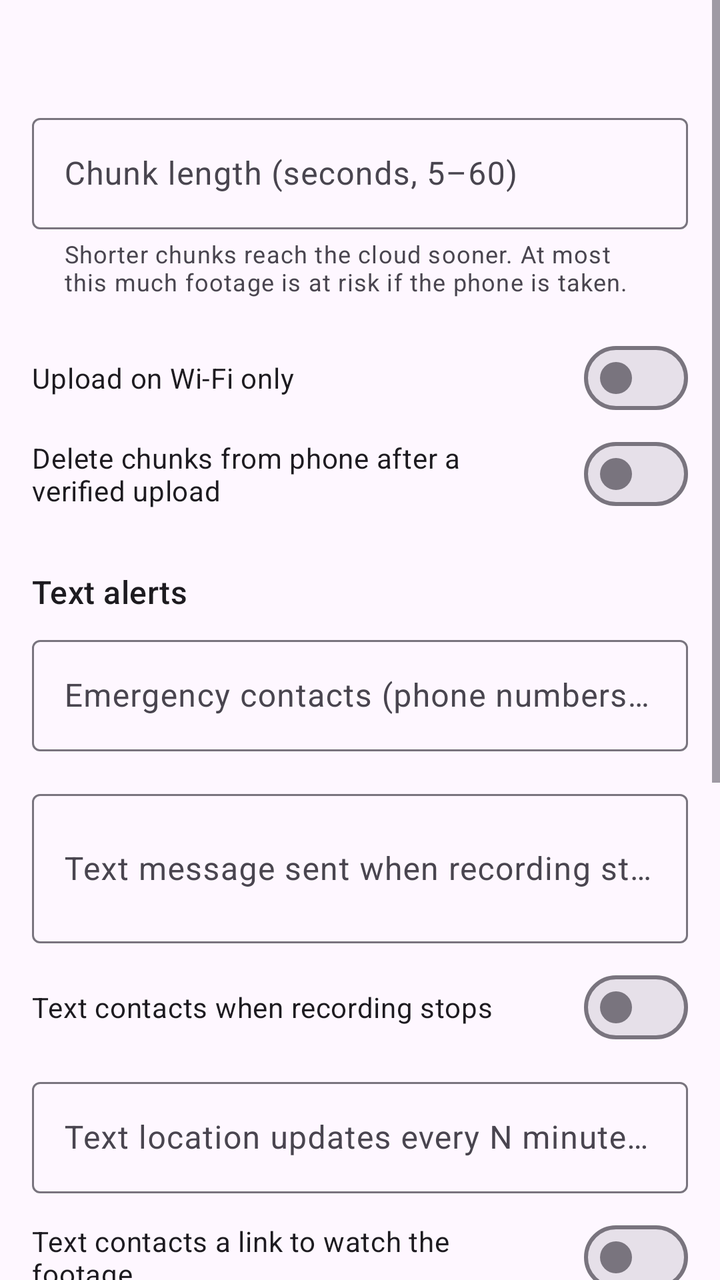
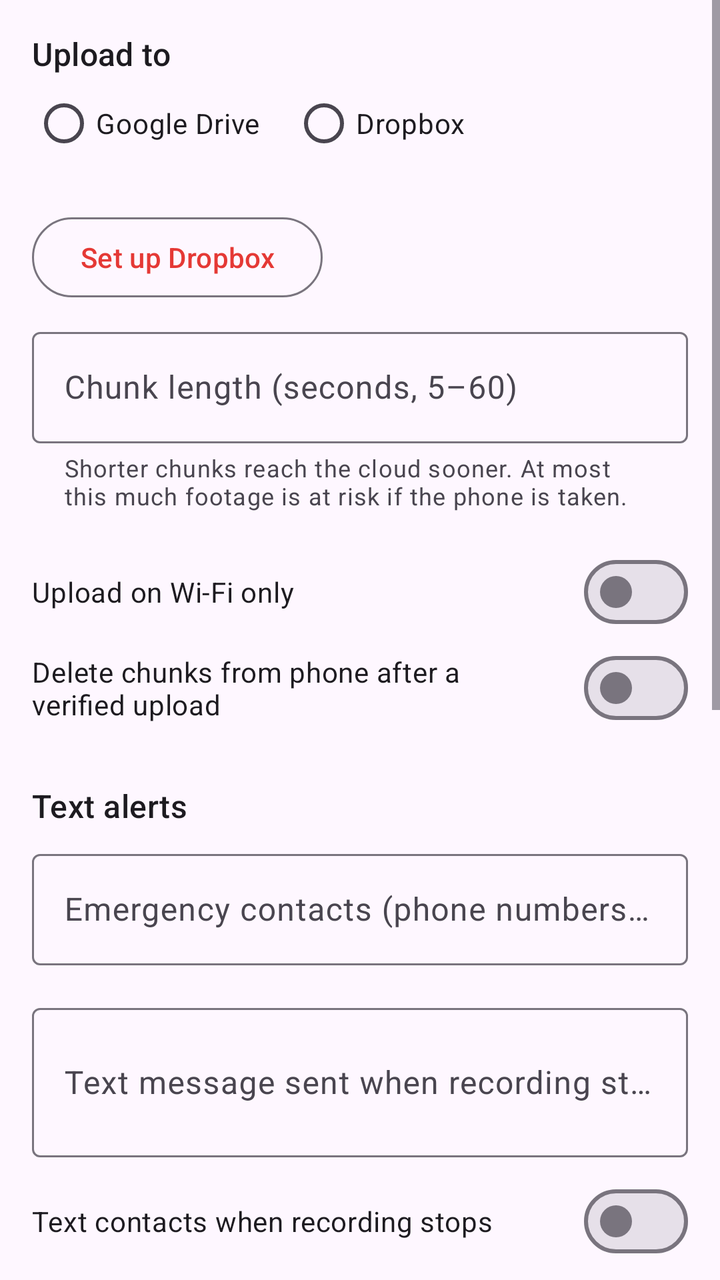

Screens rendered from an Android XML layout before and after an edit, with the pre-edit source and the edit as a unified diff.
<!-- AndroidManifest.xml: application theme Theme.WitnessCam -->
<!-- res/layout/activity_settings.xml -->
<ScrollView xmlns:android="http://schemas.android.com/apk/res/android"
    xmlns:app="http://schemas.android.com/apk/res-auto"
    android:layout_width="match_parent"
    android:layout_height="match_parent"
    android:fitsSystemWindows="true">

    <LinearLayout
        android:layout_width="match_parent"
        android:layout_height="wrap_content"
        android:orientation="vertical"
        android:padding="16dp">

        <TextView
            android:id="@+id/drive_status"
            android:layout_width="match_parent"
            android:layout_height="wrap_content"
            android:layout_marginBottom="16dp"
            android:textAppearance="?attr/textAppearanceBodyLarge" />

        <com.google.android.material.textfield.TextInputLayout
            android:layout_width="match_parent"
            android:layout_height="wrap_content"
            android:hint="@string/segment_seconds"
            app:helperText="@string/segment_help">
            <com.google.android.material.textfield.TextInputEditText
                android:id="@+id/segment_seconds"
                android:layout_width="match_parent"
                android:layout_height="wrap_content"
                android:inputType="number" />
        </com.google.android.material.textfield.TextInputLayout>

        <com.google.android.material.materialswitch.MaterialSwitch
            android:id="@+id/wifi_only"
            android:layout_width="match_parent"
            android:layout_height="wrap_content"
            android:layout_marginTop="16dp"
            android:text="@string/wifi_only" />

        <com.google.android.material.materialswitch.MaterialSwitch
            android:id="@+id/delete_after_upload"
            android:layout_width="match_parent"
            android:layout_height="wrap_content"
            android:text="@string/delete_after_upload" />

        <TextView
            android:layout_width="match_parent"
            android:layout_height="wrap_content"
            android:layout_marginTop="24dp"
            android:text="@string/sms_section"
            android:textAppearance="?attr/textAppearanceTitleMedium" />

        <com.google.android.material.textfield.TextInputLayout
            android:layout_width="match_parent"
            android:layout_height="wrap_content"
            android:layout_marginTop="8dp"
            android:hint="@string/emergency_contacts">
            <com.google.android.material.textfield.TextInputEditText
                android:id="@+id/contacts"
                android:layout_width="match_parent"
                android:layout_height="wrap_content"
                android:inputType="phone" />
        </com.google.android.material.textfield.TextInputLayout>

        <com.google.android.material.textfield.TextInputLayout
            android:layout_width="match_parent"
            android:layout_height="wrap_content"
            android:layout_marginTop="16dp"
            android:hint="@string/alert_message">
            <com.google.android.material.textfield.TextInputEditText
                android:id="@+id/alert_message"
                android:layout_width="match_parent"
                android:layout_height="wrap_content"
                android:inputType="textMultiLine|textCapSentences"
                android:minLines="2" />
        </com.google.android.material.textfield.TextInputLayout>

        <com.google.android.material.materialswitch.MaterialSwitch
            android:id="@+id/sms_on_stop"
            android:layout_width="match_parent"
            android:layout_height="wrap_content"
            android:layout_marginTop="8dp"
            android:text="@string/sms_on_stop" />

        <com.google.android.material.textfield.TextInputLayout
            android:layout_width="match_parent"
            android:layout_height="wrap_content"
            android:layout_marginTop="8dp"
            android:hint="@string/location_update_minutes">
            <com.google.android.material.textfield.TextInputEditText
                android:id="@+id/location_minutes"
                android:layout_width="match_parent"
                android:layout_height="wrap_content"
                android:inputType="number" />
        </com.google.android.material.textfield.TextInputLayout>

        <com.google.android.material.materialswitch.MaterialSwitch
            android:id="@+id/share_link"
            android:layout_width="match_parent"
            android:layout_height="wrap_content"
            android:layout_marginTop="8dp"
            android:text="@string/share_footage_link" />

        <TextView
            android:layout_width="match_parent"
            android:layout_height="wrap_content"
            android:text="@string/share_footage_help"
            android:textAppearance="?attr/textAppearanceBodySmall" />

        <com.google.android.material.button.MaterialButton
            android:id="@+id/send_test"
            style="?attr/materialButtonOutlinedStyle"
            android:layout_width="wrap_content"
            android:layout_height="wrap_content"
            android:layout_marginTop="8dp"
            android:text="@string/send_test" />

        <TextView
            android:layout_width="match_parent"
            android:layout_height="wrap_content"
            android:layout_marginTop="24dp"
            android:text="@string/pin_section"
            android:textAppearance="?attr/textAppearanceTitleMedium" />

        <TextView
            android:id="@+id/pin_status"
            android:layout_width="match_parent"
            android:layout_height="wrap_content"
            android:layout_marginTop="4dp"
            android:textAppearance="?attr/textAppearanceBodyMedium" />

        <com.google.android.material.textfield.TextInputLayout
            android:layout_width="match_parent"
            android:layout_height="wrap_content"
            android:layout_marginTop="8dp"
            android:hint="@string/pin_new">
            <com.google.android.material.textfield.TextInputEditText
                android:id="@+id/new_pin"
                android:layout_width="match_parent"
                android:layout_height="wrap_content"
                android:inputType="numberPassword"
                android:maxLength="12" />
        </com.google.android.material.textfield.TextInputLayout>

        <com.google.android.material.button.MaterialButton
            android:id="@+id/remove_pin"
            style="?attr/borderlessButtonStyle"
            android:layout_width="wrap_content"
            android:layout_height="wrap_content"
            android:text="@string/pin_remove" />

        <TextView
            android:id="@+id/storage_path"
            android:layout_width="match_parent"
            android:layout_height="wrap_content"
            android:layout_marginTop="16dp"
            android:textAppearance="?attr/textAppearanceBodySmall" />

        <com.google.android.material.button.MaterialButton
            android:id="@+id/save"
            android:layout_width="match_parent"
            android:layout_height="wrap_content"
            android:layout_marginTop="24dp"
            android:text="@string/save" />
    </LinearLayout>
</ScrollView>
<!-- resources referenced by this layout -->
<resources>
  <string name="alert_message">Text message sent when recording starts</string>
  <string name="delete_after_upload">Delete chunks from phone after a verified upload</string>
  <string name="emergency_contacts">Emergency contacts (phone numbers, comma-separated)</string>
  <string name="location_update_minutes">Text location updates every N minutes while recording (0 = off)</string>
  <string name="pin_new">New PIN to stop recording / open settings (leave blank to keep current)</string>
  <string name="pin_remove">Remove PIN</string>
  <string name="pin_section">Stop protection</string>
  <string name="save">Save</string>
  <string name="segment_help">Shorter chunks reach the cloud sooner. At most this much footage is at risk if the phone is taken.</string>
  <string name="segment_seconds">Chunk length (seconds, 5–60)</string>
  <string name="send_test">Send test text</string>
  <string name="share_footage_help">Anyone who gets the link can view that recording\'s folder in your Drive.</string>
  <string name="share_footage_link">Text contacts a link to watch the footage</string>
  <string name="sms_on_stop">Text contacts when recording stops</string>
  <string name="sms_section">Text alerts</string>
  <string name="wifi_only">Upload on Wi-Fi only</string>
  <style name="Theme.WitnessCam" parent="Theme.Material3.DayNight">
          <item name="colorPrimary">@color/rec_red</item>
          <item name="colorSecondary">@color/rec_red</item>
      </style>
  <color name="rec_red">#E53935</color>
</resources>

<!-- the commit's change to res/layout/activity_settings.xml (unified diff, before → after) -->
@@ -11,11 +11,42 @@
         android:padding="16dp">
 
         <TextView
+            android:layout_width="match_parent"
+            android:layout_height="wrap_content"
+            android:text="@string/cloud_section"
+            android:textAppearance="?attr/textAppearanceTitleMedium" />
+
+        <RadioGroup
+            android:id="@+id/provider_group"
+            android:layout_width="match_parent"
+            android:layout_height="wrap_content"
+            android:orientation="horizontal">
+            <RadioButton
+                android:id="@+id/provider_google"
+                android:layout_width="wrap_content"
+                android:layout_height="wrap_content"
+                android:layout_marginEnd="16dp"
+                android:text="@string/provider_google" />
+            <RadioButton
+                android:id="@+id/provider_dropbox"
+                android:layout_width="wrap_content"
+                android:layout_height="wrap_content"
+                android:text="@string/provider_dropbox" />
+        </RadioGroup>
+
+        <TextView
             android:id="@+id/drive_status"
             android:layout_width="match_parent"
             android:layout_height="wrap_content"
-            android:layout_marginBottom="16dp"
-            android:textAppearance="?attr/textAppearanceBodyLarge" />
+            android:textAppearance="?attr/textAppearanceBodyMedium" />
+
+        <com.google.android.material.button.MaterialButton
+            android:id="@+id/dropbox_setup"
+            style="?attr/materialButtonOutlinedStyle"
+            android:layout_width="wrap_content"
+            android:layout_height="wrap_content"
+            android:layout_marginBottom="8dp"
+            android:text="@string/dropbox_setup" />
 
         <com.google.android.material.textfield.TextInputLayout
             android:layout_width="match_parent"
<!-- resource entries referenced after the edit -->
@@ -1,12 +1,16 @@
 <!-- resources referenced by this layout -->
 <resources>
   <string name="alert_message">Text message sent when recording starts</string>
+  <string name="cloud_section">Upload to</string>
   <string name="delete_after_upload">Delete chunks from phone after a verified upload</string>
+  <string name="dropbox_setup">Set up Dropbox</string>
   <string name="emergency_contacts">Emergency contacts (phone numbers, comma-separated)</string>
   <string name="location_update_minutes">Text location updates every N minutes while recording (0 = off)</string>
   <string name="pin_new">New PIN to stop recording / open settings (leave blank to keep current)</string>
   <string name="pin_remove">Remove PIN</string>
   <string name="pin_section">Stop protection</string>
+  <string name="provider_dropbox">Dropbox</string>
+  <string name="provider_google">Google Drive</string>
   <string name="save">Save</string>
   <string name="segment_help">Shorter chunks reach the cloud sooner. At most this much footage is at risk if the phone is taken.</string>
   <string name="segment_seconds">Chunk length (seconds, 5–60)</string>
